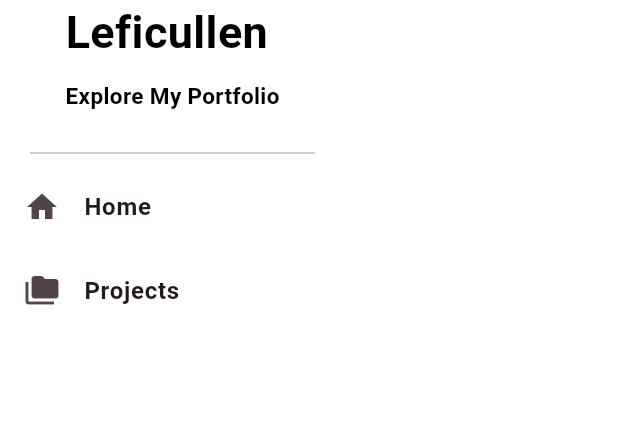
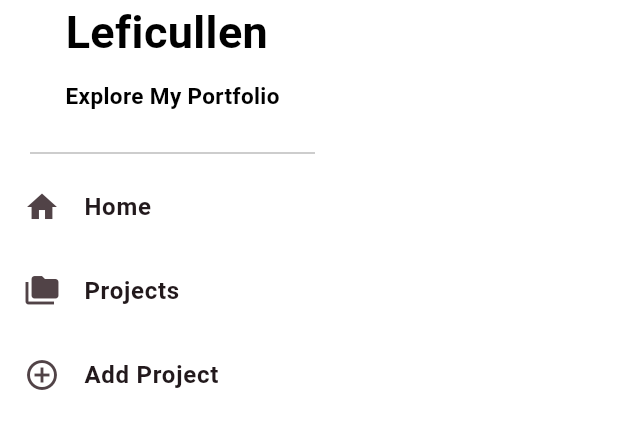
Before and after one commit to Leficullen/myportfolio_mobile, a Flutter app: the LeftDrawer widget shown alone on an empty page, opened directly, on a phone screen of 412 x 824 dp. Shown: the top 429 px of the screen. Run offline on Flutter 3.47's test engine with Material 3 defaults, Android fonts, the phone set to English and light mode, and no system bars.

Commit message:
feat: navigate to project form from menu and drawer

```diff
--- a/lib/widgets/left_drawer.dart
+++ b/lib/widgets/left_drawer.dart
@@ -1,6 +1,7 @@
 import 'package:flutter/material.dart';
 import 'package:myportfolio_mobile/menu.dart';
 import 'package:myportfolio_mobile/projects_page.dart';
+import 'package:myportfolio_mobile/project_form.dart';
 
 class LeftDrawer extends StatelessWidget {
   const new({super.key});
@@ -45,6 +46,14 @@ class LeftDrawer extends StatelessWidget {
               MaterialPageRoute(builder: (context) => ProjectsPage()),
             ),
           ),
+          ListTile(
+            leading: const Icon(Icons.add_circle_outline),
+            title: const Text("Add Project", style: TextStyle(fontWeight: FontWeight.bold)),
+            onTap: () => Navigator.pushReplacement(
+              context,
+              MaterialPageRoute(builder: (context) => const ProjectFormPage()),
+            ),
+          ),
         ],
       ),
     );
```
Also changed, not shown: lib/menu.dart (+9 -6 lines).
